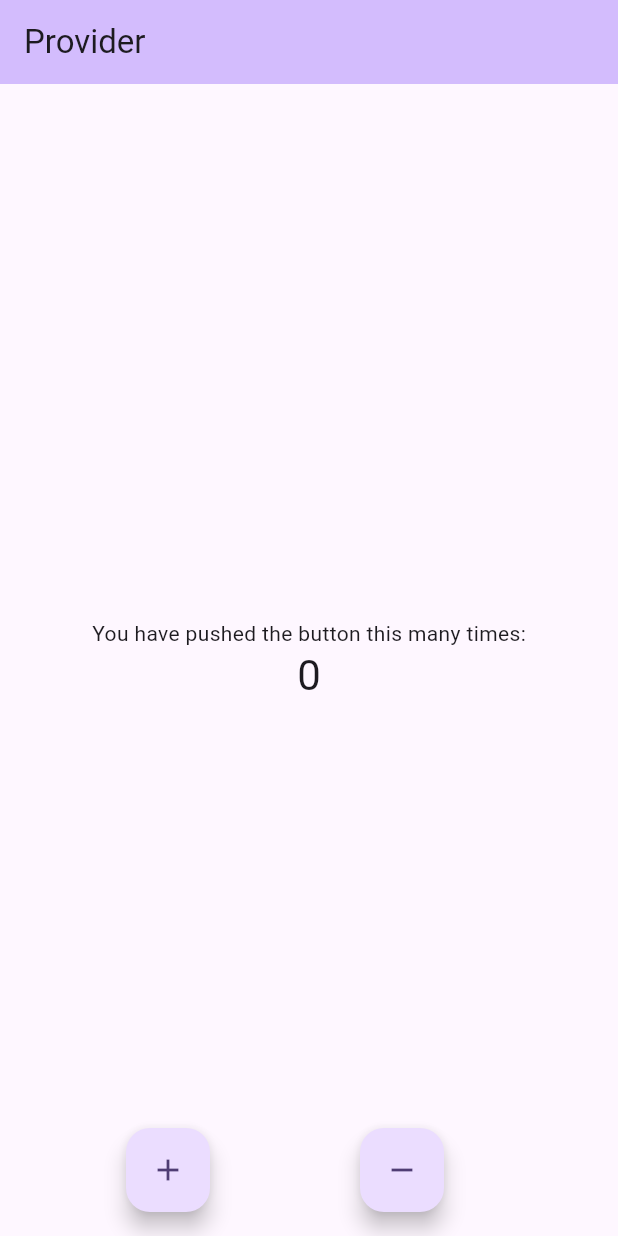
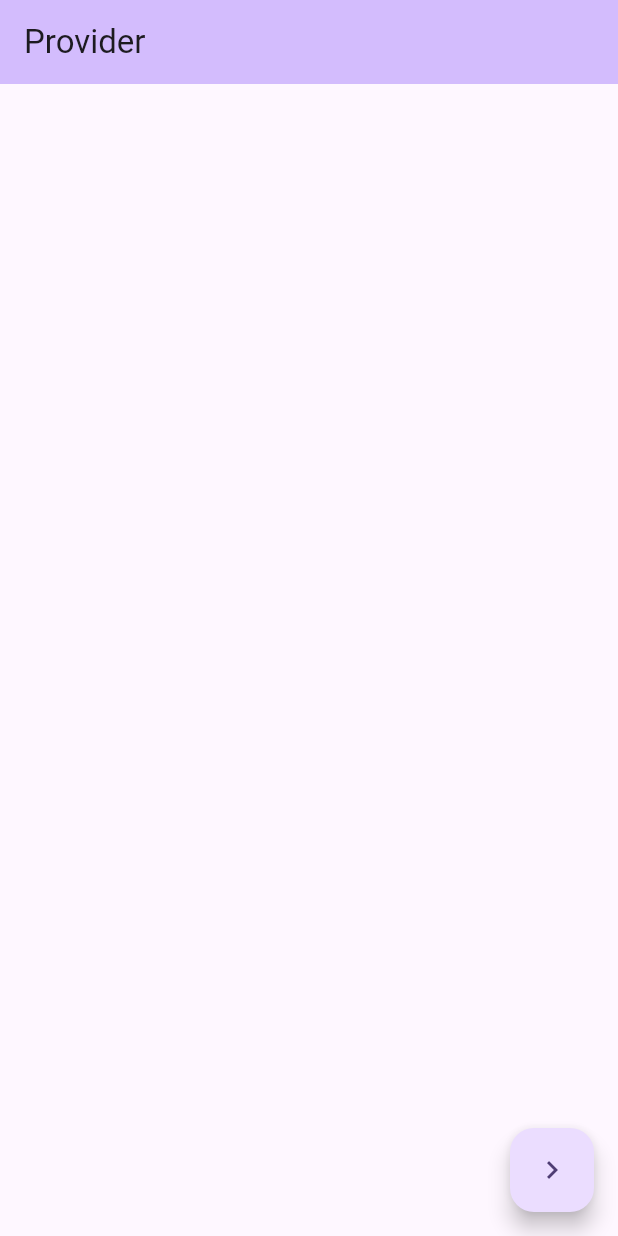
Before and after one commit to raunak2909/provider_173, a Flutter app: the screen it shows after launch, on a phone screen of 412 x 824 dp. Run offline on Flutter 3.47's test engine with Material 3 defaults, Android fonts, the light colour scheme and no system bars.

Commit message:
Global data manage with provider,Consumer, List<Map<>> data type with provider

```diff
--- a/lib/counter_provider.dart
+++ b/lib/counter_provider.dart
@@ -2,13 +2,31 @@ import 'package:flutter/material.dart';
 
 class CounterProvider extends ChangeNotifier{
   //state
-  int _counter = 0;
+  //int _counter = 0;
+  List<Map<String, dynamic>> _arrData = [];
 
-  int getCountValue(){
-    return _counter;
+  void addTodo(Map<String, dynamic> newTask){
+    _arrData.add(newTask);
+    notifyListeners();
   }
 
-  //events
+  List<Map<String, dynamic>> get mData => _arrData;
+
+
+
+
+  /*set countValue(int value){
+    _counter = value;
+    notifyListeners();
+  }
+
+  int get countValue{
+    return _counter;
+  }*/
+
+
+
+  /*//events
   void incrementCounter() {
     _counter++;
     notifyListeners();
@@ -19,6 +37,7 @@ class CounterProvider extends ChangeNotifier{
       _counter--;
       notifyListeners();
     }
-  }
+
+  }*/
 
 }
--- a/lib/main.dart
+++ b/lib/main.dart
@@ -1,9 +1,15 @@
 import 'package:flutter/material.dart';
 import 'package:provider/provider.dart';
 import 'package:provider_173/counter_provider.dart';
+import 'package:provider_173/second_page.dart';
 
 void main() {
-  runApp(const MyApp());
+  runApp(
+    ChangeNotifierProvider(
+      create: (context) => CounterProvider(),
+      child: MyApp(),
+    ),
+  );
 }
 
 class MyApp extends StatelessWidget {
@@ -18,75 +24,81 @@ class MyApp extends StatelessWidget {
         colorScheme: ColorScheme.fromSeed(seedColor: Colors.deepPurple),
         useMaterial3: true,
       ),
-      home: ChangeNotifierProvider(
-        create: (context) => CounterProvider(),
-        child: MyHomePage(),
-      ),
+      home: MyHomePage(),
     );
   }
 }
 
 class MyHomePage extends StatelessWidget {
 
-
   @override
   Widget build(BuildContext context) {
+    print("build called!!");
     return Scaffold(
       appBar: AppBar(
         backgroundColor: Theme.of(context).colorScheme.inversePrimary,
         title: Text('Provider'),
       ),
-      body: Center(
-        // Center is a layout widget. It takes a single child and positions it
-        // in the middle of the parent.
-        child: Column(
-          // Column is also a layout widget. It takes a list of children and
-          // arranges them vertically. By default, it sizes itself to fit its
-          // children horizontally, and tries to be as tall as its parent.
-          //
-          // Column has various properties to control how it sizes itself and
-          // how it positions its children. Here we use mainAxisAlignment to
-          // center the children vertically; the main axis here is the vertical
-          // axis because Columns are vertical (the cross axis would be
-          // horizontal).
-          //
-          // TRY THIS: Invoke "debug painting" (choose the "Toggle Debug Paint"
-          // action in the IDE, or press "p" in the console), to see the
-          // wireframe for each widget.
-          mainAxisAlignment: MainAxisAlignment.center,
-          children: <Widget>[
-            const Text(
-              'You have pushed the button this many times:',
-            ),
-            Text(
-              //'${Provider.of<CounterProvider>(context).getCountValue()}',
-              '${context.watch<CounterProvider>().getCountValue()}',
-              style: Theme.of(context).textTheme.headlineMedium,
-            ),
-          ],
-        ),
+      body: Consumer<CounterProvider>(
+        builder: (ctx, provider, child){
+
+          var listData = provider.mData;
+
+          return ListView.builder(
+            itemCount: listData.length,
+              itemBuilder: (_, index){
+
+              return ListTile(
+                title: Text('${listData[index]['title']}'),
+                subtitle: Text('${listData[index]['desc']}'),
+              );
+          });
+        },
       ),
-      floatingActionButton: Row(
-        mainAxisAlignment: MainAxisAlignment.spaceEvenly,
-        children: [
-          FloatingActionButton(
-            onPressed: (){
-              // Provider.of<CounterProvider>(context, listen: false).incrementCounter();
-              context.read<CounterProvider>().incrementCounter();
-            },
-            tooltip: 'Increment',
-            child: const Icon(Icons.add),
-          ),
-          FloatingActionButton(
-            onPressed: (){
-              // Provider.of<CounterProvider>(context, listen: false).incrementCounter();
-              context.read<CounterProvider>().decrementCounter();
-            },
-            tooltip: 'decrement',
-            child: const Icon(Icons.remove),
-          ),
-        ],
+      floatingActionButton: FloatingActionButton(
+        onPressed: (){
+          Navigator.push(context, MaterialPageRoute(builder: (context) => SecondPage(),));
+        },
+        child: Icon(Icons.navigate_next_sharp),
       ), // This trailing comma makes auto-formatting nicer for build methods.
     );
   }
 }
+
+
+///
+/// Center(
+//         // Center is a layout widget. It takes a single child and positions it
+//         // in the middle of the parent.
+//         child: Column(
+//           // Column is also a layout widget. It takes a list of children and
+//           // arranges them vertically. By default, it sizes itself to fit its
+//           // children horizontally, and tries to be as tall as its parent.
+//           //
+//           // Column has various properties to control how it sizes itself and
+//           // how it positions its children. Here we use mainAxisAlignment to
+//           // center the children vertically; the main axis here is the vertical
+//           // axis because Columns are vertical (the cross axis would be
+//           // horizontal).
+//           //
+//           // TRY THIS: Invoke "debug painting" (choose the "Toggle Debug Paint"
+//           // action in the IDE, or press "p" in the console), to see the
+//           // wireframe for each widget.
+//           mainAxisAlignment: MainAxisAlignment.center,
+//           children: <Widget>[
+//             const Text(
+//               'You have pushed the button this many times:',
+//             ),
+//             Consumer<CounterProvider>(
+//                 builder: (ctx, provider, child){
+//                   print('Consumer builder called!!');
+//                   return Text(
+//                     //'${Provider.of<CounterProvider>(context).getCountValue()}',
+//                     //'${context.watch<CounterProvider>().getCountValue()}',
+//                     '${provider.countValue}',
+//                     style: Theme.of(context).textTheme.headlineMedium,
+//                   );
+//             })
+//           ],
+//         ),
+//       ),
```
Also changed, not shown: lib/second_page.dart (added, +62 -0 lines).
